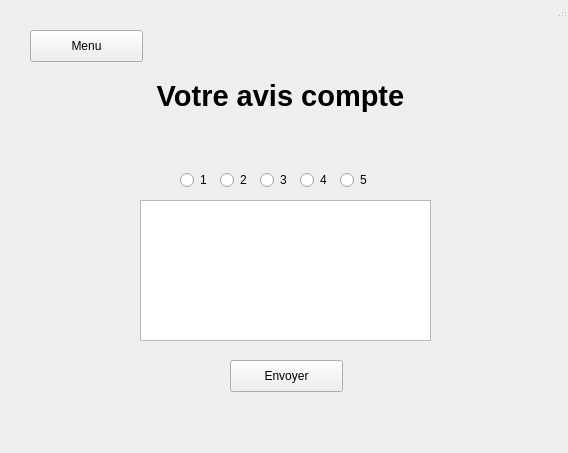
Qt form fenetreavis.ui (TitiCrou/TAC) before a commit.
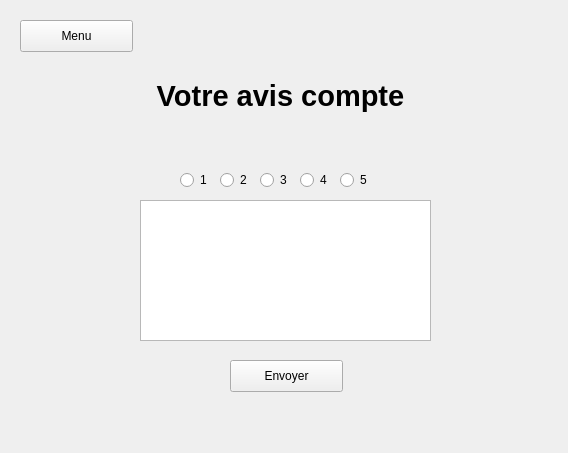
The same form after that commit.

Patch:
```diff
--- a/fenetreavis.ui
+++ b/fenetreavis.ui
@@ -49,8 +49,8 @@
    <widget class="QPushButton" name="retour">
     <property name="geometry">
      <rect>
-      <x>20</x>
-      <y>20</y>
+      <x>10</x>
+      <y>10</y>
       <width>113</width>
       <height>32</height>
      </rect>
@@ -163,16 +163,6 @@
     </attribute>
    </widget>
   </widget>
-  <widget class="QStatusBar" name="statusbar">
-   <property name="geometry">
-    <rect>
-     <x>0</x>
-     <y>0</y>
-     <width>571</width>
-     <height>18</height>
-    </rect>
-   </property>
-  </widget>
  </widget>
  <resources/>
  <connections/>
```
